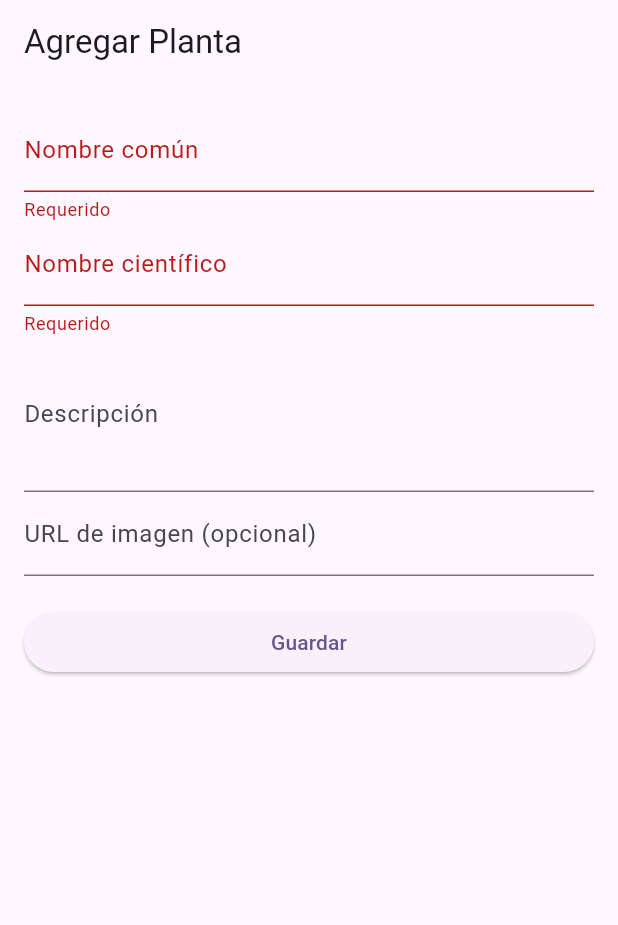
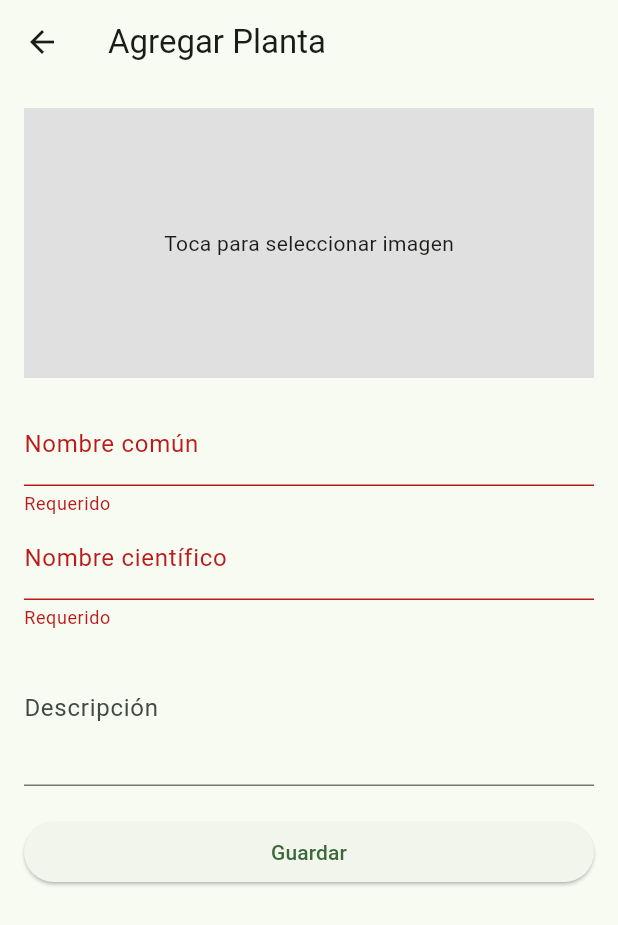
Before and after one commit to Savitar465/flutter-scanner, a Flutter app: the screen it shows after launch, after a tap on "Añadir una planta", after a tap on "Guardar", on a phone screen of 412 x 824 dp. Shown: the top 925 px of the screen. Run offline on Flutter 3.47's test engine with Material 3 defaults, Android fonts, the phone set to English and light mode, and no system bars; our stand-ins replace drift, drift_flutter, go_router, hooks_riverpod, image_picker; accounts and stored records are empty; generated files the repository leaves out were written again.

Commit message:
Refactor add plant page and update database schema
Refactored AddPlantPage to utilize a ConsumerWidget and integrate image selection. Updated database schema to include Tags, PlantsTags, and PlantImages tables, enabling tagging and multiple images for plants. Adjusted PlantDomain and form logic to support nullable IDs and image handling.

```diff
--- /dev/null
+++ b/devtools_options.yaml
@@ -0,0 +1,4 @@
+description: This file stores settings for Dart & Flutter DevTools.
+documentation: https://docs.flutter.dev/tools/devtools/extensions#configure-extension-enablement-states
+extensions:
+  - drift: true
--- a/lib/app/app.dart
+++ b/lib/app/app.dart
@@ -12,7 +12,7 @@ class MyApp extends ConsumerWidget {
     return MaterialApp.router(
       title: 'Flutter Clean App',
       theme: ThemeData(
-        colorScheme: ColorScheme.fromSeed(seedColor: Colors.deepPurple),
+        colorScheme: ColorScheme.fromSeed(seedColor: Colors.green),
       ),
       // Define tu tema en core/theme
       // darkTheme: AppTheme.darkTheme,
--- /dev/null
+++ b/lib/app/application/providers/selected_image_provider.dart
@@ -0,0 +1,5 @@
+import 'dart:io';
+
+import 'package:hooks_riverpod/hooks_riverpod.dart';
+
+final selectedImageProvider = StateProvider<File?>((ref) => null);
--- /dev/null
+++ b/lib/app/data/local/database/tables/tags.dart
@@ -0,0 +1,6 @@
+import 'package:drift/drift.dart';
+
+class Tags extends Table {
+  IntColumn get id => integer().autoIncrement()();
+  TextColumn get name => text().unique()();
+}
--- a/lib/app/data/model/plant_model.dart
+++ b/lib/app/data/model/plant_model.dart
@@ -13,7 +13,6 @@ class PlantModel {
   );
 
   static PlantsCompanion toDrift(PlantDomain plant) => PlantsCompanion(
-    id: Value(plant.id),
     commonName: Value(plant.commonName),
     scientificName: Value(plant.scientificName),
     description: Value(plant.description),
--- a/lib/app/data/repositories_impl/plant_repository_impl.dart
+++ b/lib/app/data/repositories_impl/plant_repository_impl.dart
@@ -18,4 +18,10 @@ class PlantRepositoryImpl implements PlantRepository {
     final plants = await db.select(db.plants).get();
     return plants.map(PlantModel.fromDrift).toList();
   }
+
+  @override
+  Future<PlantDomain?> getPlantById(int id) async {
+    final plant = await (db.select(db.plants)..where((tbl) => tbl.id.equals(id))).getSingleOrNull();
+    return plant != null ? PlantModel.fromDrift(plant) : null;
+  }
 }
--- a/lib/app/domain/entities/plant.dart
+++ b/lib/app/domain/entities/plant.dart
@@ -1,9 +1,9 @@
 class PlantDomain {
-  final int id;
+  final int? id;
   final String commonName;
   final String scientificName;
   final String? description;
   final String? imageUrl;
 
-  PlantDomain({required this.id, required this.commonName, required this.scientificName, this.description, this.imageUrl});
+  PlantDomain({this.id, required this.commonName, required this.scientificName, this.description, this.imageUrl});
 }
--- a/lib/app/domain/repositories/plant_repository.dart
+++ b/lib/app/domain/repositories/plant_repository.dart
@@ -3,4 +3,6 @@ import 'package:final_project/app/domain/entities/plant.dart';
 abstract class PlantRepository{
   Future<List<PlantDomain>> getAllPlants();
   Future<void> addPlant(PlantDomain plant);
+  Future<PlantDomain?> getPlantById(int id);
+
 }
--- a/lib/app/presentation/pages/add_plant_page.dart
+++ b/lib/app/presentation/pages/add_plant_page.dart
@@ -1,82 +1,109 @@
 import 'package:flutter/material.dart';
-import 'package:hooks_riverpod/hooks_riverpod.dart' show ConsumerState, ConsumerStatefulWidget;
+import 'package:go_router/go_router.dart';
+import 'package:hooks_riverpod/hooks_riverpod.dart';
+
 import '../../application/notifiers/plant_notifier.dart';
+import '../../application/providers/selected_image_provider.dart';
+import '../../data/local/services/image_service.dart';
 import '../../domain/entities/plant.dart';
 
-class AddPlantPage extends ConsumerStatefulWidget {
-  const AddPlantPage({super.key});
+class AddPlantPage extends ConsumerWidget {
+  AddPlantPage({super.key});
 
-  @override
-  ConsumerState<AddPlantPage> createState() => _AddPlantPageState();
-}
-
-class _AddPlantPageState extends ConsumerState<AddPlantPage> {
   final _formKey = GlobalKey<FormState>();
   final _commonNameController = TextEditingController();
   final _scientificNameController = TextEditingController();
   final _descriptionController = TextEditingController();
-  final _imageUrlController = TextEditingController();
 
   @override
-  Widget build(BuildContext context) {
+  Widget build(BuildContext context, WidgetRef ref) {
     final addPlantState = ref.watch(plantNotifierProvider);
+    final imageFile = ref.watch(selectedImageProvider);
+    final imagePath = ref.read(selectedImageProvider)?.path;
 
     return Scaffold(
-      appBar: AppBar(title: const Text("Agregar Planta")),
+      appBar: AppBar(
+        title: const Text("Agregar Planta"),
+        leading: IconButton(
+          icon: const Icon(Icons.arrow_back),
+          onPressed: () {
+            context.go('/');
+          },
+        ),
+      ),
       body: Padding(
         padding: const EdgeInsets.all(16.0),
         child: Form(
           key: _formKey,
           child: ListView(
             children: [
+              GestureDetector(
+                onTap: () => _selectImage(context, ref),
+                child: imageFile != null
+                    ? Image.file(imageFile, height: 180, fit: BoxFit.cover)
+                    : Container(
+                  height: 180,
+                  color: Colors.grey[300],
+                  child: const Center(child: Text("Toca para seleccionar imagen")),
+                ),
+              ),
+              const SizedBox(height: 16),
               TextFormField(
                 controller: _commonNameController,
                 decoration: const InputDecoration(labelText: "Nombre común"),
-                validator: (val) => val == null || val.isEmpty ? "Requerido" : null,
+                validator:
+                    (val) => val == null || val.isEmpty ? "Requerido" : null,
               ),
               TextFormField(
                 controller: _scientificNameController,
-                decoration: const InputDecoration(labelText: "Nombre científico"),
-                validator: (val) => val == null || val.isEmpty ? "Requerido" : null,
+                decoration: const InputDecoration(
+                  labelText: "Nombre científico",
+                ),
+                validator:
+                    (val) => val == null || val.isEmpty ? "Requerido" : null,
               ),
               TextFormField(
                 controller: _descriptionController,
                 decoration: const InputDecoration(labelText: "Descripción"),
                 maxLines: 3,
               ),
-              TextFormField(
-                controller: _imageUrlController,
-                decoration: const InputDecoration(labelText: "URL de imagen (opcional)"),
-              ),
               const SizedBox(height: 20),
               ElevatedButton(
-                onPressed: addPlantState.isLoading
+                onPressed:
+                addPlantState.isLoading
                     ? null
                     : () async {
                   if (_formKey.currentState!.validate()) {
                     final plant = PlantDomain(
-                      id: 0, // Ignorado por Drift (autoincrement)
+                      // Ignorado por Drift (autoincrement)
                       commonName: _commonNameController.text,
                       scientificName: _scientificNameController.text,
                       description: _descriptionController.text,
-                      imageUrl: _imageUrlController.text.isEmpty
+                      imageUrl:
+                      imagePath!.isEmpty
                           ? null
-                          : _imageUrlController.text,
+                          : imagePath,
                     );
-                    await ref.read(plantNotifierProvider.notifier).addPlant(plant);
+                    await ref
+                        .read(plantNotifierProvider.notifier)
+                        .addPlant(plant);
 
                     if (context.mounted) {
                       ScaffoldMessenger.of(context).showSnackBar(
-                        const SnackBar(content: Text("Planta guardada")),
+                        const SnackBar(
+                          content: Text("Planta guardada"),
+                        ),
                       );
-                      // Navigator.pop(context); // o redirigir
+                      context.go('/');
+                      ref.read(selectedImageProvider.notifier).state = null;
                     }
                   }
                 },
-                child: addPlantState.isLoading
+                child:
+                addPlantState.isLoading
                     ? const CircularProgressIndicator()
                     : const Text("Guardar"),
-              )
+              ),
             ],
           ),
         ),
@@ -84,3 +111,38 @@ class _AddPlantPageState extends ConsumerState<AddPlantPage> {
     );
   }
 }
+
+void _selectImage(BuildContext context, WidgetRef ref) {
+  final imageService = ref.read(imageServiceProvider);
+  showModalBottomSheet(
+    context: context,
+    builder: (_) => SafeArea(
+      child: Wrap(
+        children: [
+          ListTile(
+            leading: const Icon(Icons.camera_alt),
+            title: const Text("Cámara"),
+            onTap: () async {
+              final image = await imageService.pickImageFromCamera();
+              if (image != null) {
+                ref.read(selectedImageProvider.notifier).state = image;
+              }
+              // Navigator.pop(context);
+            },
+          ),
+          ListTile(
+            leading: const Icon(Icons.photo_library),
+            title: const Text("Galería"),
+            onTap: () async {
+              final image = await imageService.pickImageFromGallery();
+              if (image != null) {
+                ref.read(selectedImageProvider.notifier).state = image;
+              }
+              // Navigator.pop(context);
+            },
+          ),
+        ],
+      ),
+    ),
+  );
+}
--- a/lib/app/presentation/pages/home.dart
+++ b/lib/app/presentation/pages/home.dart
@@ -1,3 +1,5 @@
+import 'dart:io';
+
 import 'package:flutter/material.dart';
 import 'package:go_router/go_router.dart';
 import 'package:hooks_riverpod/hooks_riverpod.dart';
@@ -9,17 +11,12 @@ class HomePage extends ConsumerWidget {
 
   @override
   Widget build(BuildContext context, WidgetRef ref) {
+    ref.read(plantListProvider.notifier).refresh();
     final plantListAsync = ref.watch(plantListProvider);
 
     return Scaffold(
       appBar: AppBar(
-        title: const Text('Plantas Guardadas'),
-        actions: [
-          IconButton(
-            icon: const Icon(Icons.refresh),
-            onPressed: () => ref.read(plantListProvider.notifier).refresh(),
-          ),
-        ],
+        title: const Text('Plantas'),
       ),
       body: plantListAsync.when(
         loading: () => const Center(child: CircularProgressIndicator()),
@@ -57,7 +54,11 @@ class HomePage extends ConsumerWidget {
             );
           }
 
-          return ListView.builder(
+          return RefreshIndicator(
+            onRefresh: () async {
+              await ref.read(plantListProvider.notifier).refresh();
+            },
+            child: ListView.builder(
               itemCount: plants.length,
               itemBuilder: (context, index) {
                 final plant = plants[index];
@@ -65,23 +66,20 @@ class HomePage extends ConsumerWidget {
                   margin: const EdgeInsets.symmetric(horizontal: 12, vertical: 6),
                   child: ListTile(
                     contentPadding: const EdgeInsets.all(8),
-                  // leading: SizedBox(
-                  //   width: 60,
-                  //   height: 60,
-                  //   child: plant.imageUrl != null
-                  //       ? CachedNetworkImage(
-                  //     imageUrl: plant.imageUrl!,
-                  //     fit: BoxFit.cover,
-                  //     placeholder: (context, url) => const Center(
-                  //       child: CircularProgressIndicator(),
-                  //     ),
-                  //     errorWidget: (context, url, error) => const Icon(
-                  //       Icons.local_florist,
-                  //       size: 40,
-                  //     ),
-                  //   )
-                  //       : const Icon(Icons.local_florist, size: 40),
-                  // ),
+                    leading: SizedBox(
+                      width: 60,
+                      height: 60,
+                      child: plant.imageUrl != null
+                          ? Image.file(
+                        File(plant.imageUrl!),
+                        fit: BoxFit.cover,
+                        errorBuilder: (context, error, stackTrace) => const Icon(
+                          Icons.local_florist,
+                          size: 40,
+                        ),
+                      )
+                          : const Icon(Icons.local_florist, size: 40),
+                    ),
                     title: Text(
                       plant.commonName,
                       style: const TextStyle(fontWeight: FontWeight.bold),
@@ -89,12 +87,13 @@ class HomePage extends ConsumerWidget {
                     subtitle: Text(plant.scientificName),
                     onTap: () {
                       // Navigate to plant details when tapped
-                    context.go('/plant-details/${plant.id}');
+                      context.go('/plant/${plant.id}');
                     },
                     trailing: const Icon(Icons.chevron_right),
                   ),
                 );
               },
+            ),
           );
         },
       ),
--- a/lib/app/router/app_router.dart
+++ b/lib/app/router/app_router.dart
@@ -3,13 +3,21 @@ import 'package:hooks_riverpod/hooks_riverpod.dart';
 
 import '../presentation/pages/add_plant_page.dart';
 import '../presentation/pages/home.dart';
+import '../presentation/pages/plant_detail_page.dart';
 
 final appRouterProvider = Provider<GoRouter>((ref){
   return GoRouter(
     initialLocation: '/',
     routes: [
       GoRoute(path: '/', builder: (context, state) => const HomePage()),
-      GoRoute(path: '/create-plant', builder: (context,state) => const AddPlantPage())
+      GoRoute(path: '/create-plant', builder: (context,state) => AddPlantPage()),
+      GoRoute(
+        path: '/plant/:id',
+        builder: (context, state) {
+          final plantId = int.parse(state.pathParameters['id']!);
+          return PlantDetailPage(plantId: plantId);
+        },
+      ),
     ]
   );
 });
--- a/pubspec.yaml
+++ b/pubspec.yaml
@@ -40,6 +40,8 @@ dependencies:
   drift: ^2.26.1
   drift_flutter: ^0.2.4
   path_provider: ^2.1.5
+  image_picker: ^1.0.4
+  path: ^1.8.3
 
 dev_dependencies:
   flutter_test:
```
Also changed, not shown: lib/app/application/notifiers/plant_detail_notifier.dart (added, +35 -0 lines), lib/app/data/local/database/database.dart (+6 -4 lines), lib/app/data/local/database/tables/plant_images.dart (added, +9 -0 lines), lib/app/data/local/database/tables/plants_tags.dart (added, +10 -0 lines), lib/app/data/local/database/tables/users.dart (added, +8 -0 lines), lib/app/data/local/services/image_service.dart (added, +33 -0 lines), lib/app/presentation/pages/plant_detail_page.dart (added, +75 -0 lines), lib/app/data/local/database/database.g.dart, pubspec.lock. Lines whose indentation alone changed are shown as unchanged.
